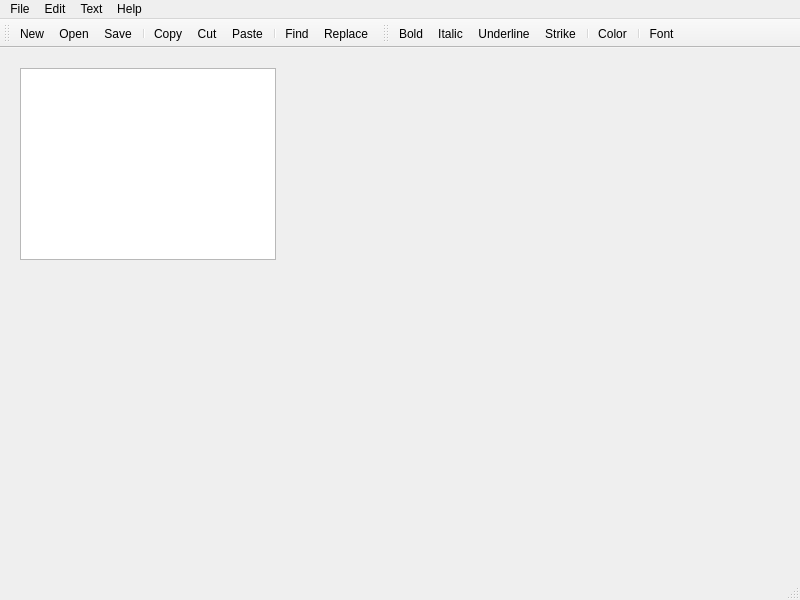
gaetandezeiraud/QTNodePad, file mainwindow.ui: the form before one commit.
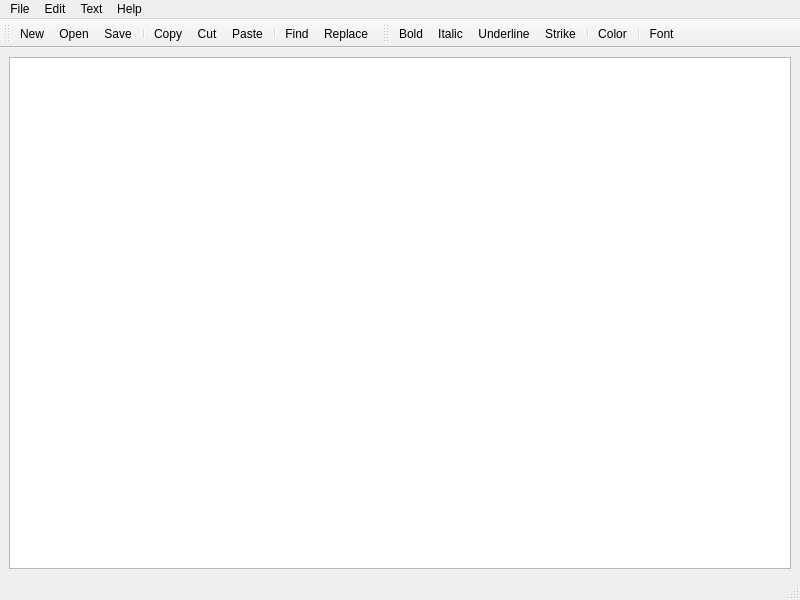
The form after the commit. Icons and pictures are not drawn.

What changed in the file:
```diff
--- a/mainwindow.ui
+++ b/mainwindow.ui
@@ -14,16 +14,11 @@
    <string>MainWindow</string>
   </property>
   <widget class="QWidget" name="centralwidget">
-   <widget class="QTextEdit" name="textEdit">
-    <property name="geometry">
-     <rect>
-      <x>20</x>
-      <y>20</y>
-      <width>256</width>
-      <height>192</height>
-     </rect>
-    </property>
-   </widget>
+   <layout class="QVBoxLayout" name="verticalLayout">
+    <item>
+     <widget class="QTextEdit" name="textEdit"/>
+    </item>
+   </layout>
   </widget>
   <widget class="QMenuBar" name="menubar">
    <property name="geometry">
```
Left out of the diff: 2 changed lines with no effect on the pictures.
